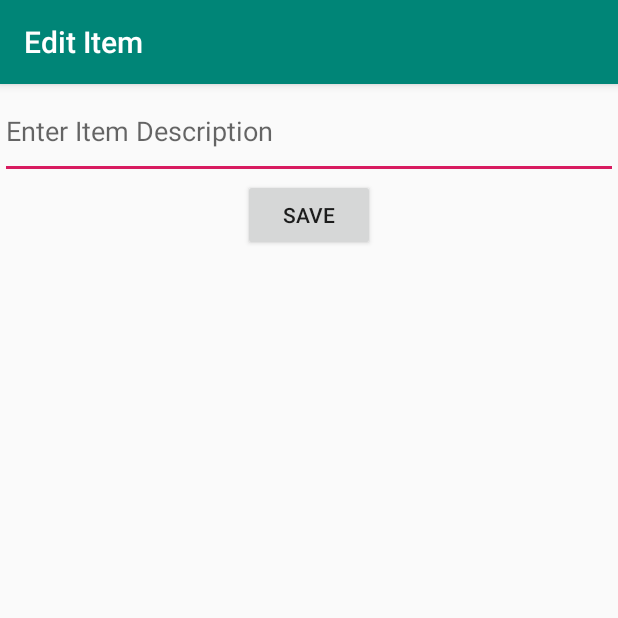
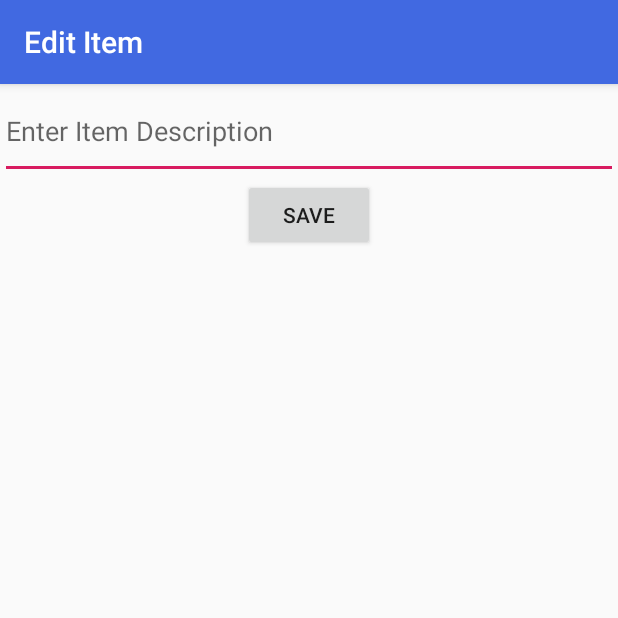
Before and after one commit to ivangonzalezny/SimpleTodo, an Android app: the EditItemActivity screen opened directly, with no data from a screen before it, on a phone screen of 412 x 824 dp, the top half of it. Run offline under Robolectric (Android 15) with nearby library versions, the phone set to English and light mode, and no system bars.

Commit message:
A few details

```diff
--- a/app/src/main/res/layout/activity_edit_item.xml
+++ b/app/src/main/res/layout/activity_edit_item.xml
@@ -10,8 +10,9 @@
         android:layout_width="wrap_content"
         android:layout_height="wrap_content"
         android:layout_below="@id/etItemText"
-        android:text="@string/save_btn"
-        android:onClick="onSaveItem" />
+        android:layout_centerHorizontal="true"
+        android:onClick="onSaveItem"
+        android:text="@string/save_btn" />
 
     <EditText
         android:id="@+id/etItemText"
@@ -25,6 +26,4 @@
         android:inputType="textMultiLine"
         tools:targetApi="o" />
 
-
-
 </RelativeLayout>
--- a/app/src/main/res/values/colors.xml
+++ b/app/src/main/res/values/colors.xml
@@ -1,6 +1,6 @@
 <?xml version="1.0" encoding="utf-8"?>
 <resources>
-    <color name="colorPrimary">#008577</color>
-    <color name="colorPrimaryDark">#00574B</color>
+    <color name="colorPrimary">#4169E1</color>
+    <color name="colorPrimaryDark">#120A8F</color>
     <color name="colorAccent">#D81B60</color>
 </resources>
```
Also changed, not shown: app/src/main/res/layout-land/activity_main.xml (added, +38 -0 lines).
